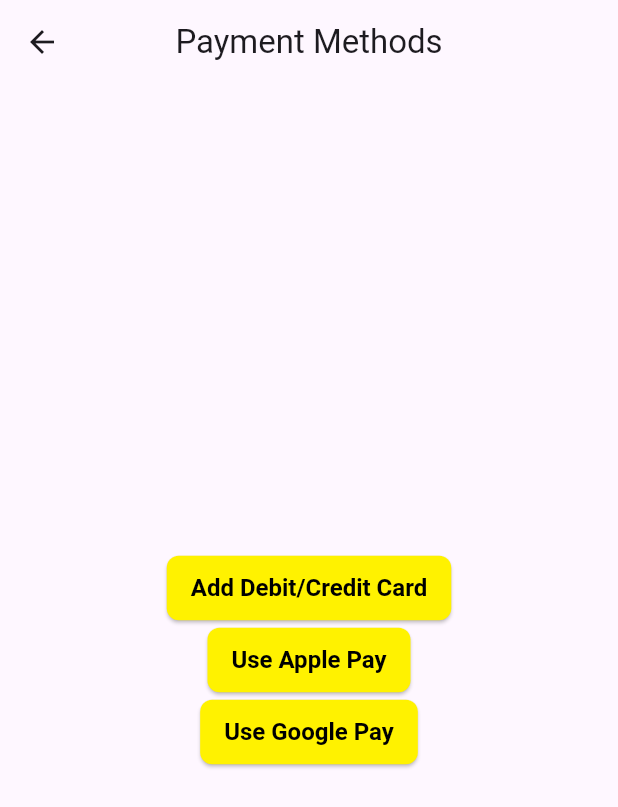
After one commit to russellanderson325/ZipAppMobile, a Flutter app: the PaymentMethodsPrompt screen opened directly, on a phone screen of 412 x 824 dp. The commit adds this screen. Shown: the top 807 px of the screen. Run offline on Flutter 3.47's test engine with Material 3 defaults, Android fonts, the phone set to English and light mode, and no system bars; our stand-ins replace cloud_firestore, cloud_functions, firebase_auth, firebase_core, firebase_messaging, firebase_storage and 10 more; missing offline and left inert: flutter_polyline_points, flutter_stripe, google_place_plus, location_permissions, mailto, strings; accounts and stored records are empty; Roboto replaces fonts that are missing (Lexend); statements that could not run were skipped.

Commit message:
Stripe card displaying

```diff
--- a/lib/constants/zip_design.dart
+++ b/lib/constants/zip_design.dart
@@ -1,5 +1,6 @@
 import 'package:flutter/material.dart';
 import 'package:zipapp/constants/tailwind_colors.dart';
+import 'package:zipapp/constants/zip_colors.dart';
 
 class ZipDesign {
   /// TextStyles
@@ -34,4 +35,14 @@
     fontWeight: FontWeight.w300,
     fontFamily: 'Lexend',
   );
+  // ButtonStyles
+  static final ButtonStyle yellowButtonStyle = ButtonStyle(
+    shape: MaterialStateProperty.all(
+      RoundedRectangleBorder(borderRadius: BorderRadius.circular(8)),
+    ),
+    padding: MaterialStateProperty.all(const EdgeInsets.symmetric(vertical: 12, horizontal: 16)),
+    foregroundColor: MaterialStateProperty.all(Colors.black),
+    backgroundColor: MaterialStateProperty.all(ZipColors.zipYellow),
+    textStyle: MaterialStateProperty.all(ZipDesign.labelText),
+  );
 }
--- /dev/null
+++ b/lib/ui/screens/payment/payment_methods_prompt_screen.dart
@@ -0,0 +1,62 @@
+import 'package:flutter/material.dart';
+import 'package:zipapp/constants/zip_design.dart';
+import 'package:flutter_stripe/flutter_stripe.dart';
+import 'package:zipapp/ui/screens/stripe_card_info_prompt_screen.dart';
+
+class PaymentMethodsPrompt extends StatelessWidget {
+  const PaymentMethodsPrompt({Key? key}) : super(key: key);
+
+  @override
+  Widget build(BuildContext context) {
+    return Scaffold(
+      appBar: AppBar(
+        // This will place the title in the app's top bar
+        title: const Text('Payment Methods'),
+        centerTitle: true, // Optionally center the title
+      ),
+      body: Center(
+        child: Column(
+          mainAxisAlignment: MainAxisAlignment.center,
+          children: <Widget>[
+            // Button for adding Debit/Credit Card
+            ElevatedButton(
+              onPressed: () {
+                Navigator.push(
+                  context,
+                  MaterialPageRoute(
+                    builder: (context) => const StripeCardInfoPromptScreen(),
+                  ),
+                );
+              },
+              style: ZipDesign.yellowButtonStyle,
+              child: const Text('Add Debit/Credit Card'),
+            ),
+            // Button for adding Apple Pay
+            ElevatedButton(
+              onPressed: () {
+                // Action for adding a different payment method
+              },
+              style: ZipDesign.yellowButtonStyle,
+              child: const Text('Use Apple Pay'),
+            ),
+            // Button for adding Google Pay
+            ElevatedButton(
+              onPressed: () {
+                // Action for adding a different payment method
+              },
+              style: ZipDesign.yellowButtonStyle,
+              child: const Text('Use Google Pay'),
+            ),
+            // The go back button remains here, allowing users to navigate back from this screen
+            // TextButton(
+            //   onPressed: () {
+            //     Navigator.pop(context);
+            //   },
+            //   child: const Text('Go Back'),
+            // ),
+          ],
+        ),
+      ),
+    );
+  }
+}
--- /dev/null
+++ b/lib/ui/screens/payment/stripe_card_info_prompt_screen.dart
@@ -0,0 +1,41 @@
+import 'package:flutter/material.dart';
+import 'package:flutter_stripe/flutter_stripe.dart';
+
+class StripeCardInfoPromptScreen extends StatelessWidget {
+  const StripeCardInfoPromptScreen({Key? key}) : super(key: key);
+
+  @override
+  Widget build(BuildContext context) {
+    return Scaffold(
+      appBar: AppBar(title: const Text("Add Card")),
+      body: Column(
+        children: [
+          CardField(
+            onCardChanged: (card) {
+              print(card);
+            },
+          ),
+          ElevatedButton(
+            child: const Text('Save Card'),
+            onPressed: () async {
+              // Attempt to create the payment method
+              try {
+                final paymentMethod = await Stripe.instance.createPaymentMethod(
+                  params: const PaymentMethodParams.card(
+                    paymentMethodData: PaymentMethodData(
+                      // Specify additional card data if needed
+                    ),
+                  ),
+                );
+                print("Payment Method created: ${paymentMethod.id}");
+                // Send paymentMethod.id to your server for further processing
+              } catch (e) {
+                print("Error creating payment method: $e");
+              }
+            },
+          ),
+        ],
+      ),
+    );
+  }
+}
--- a/lib/ui/screens/rider_main_screen.dart
+++ b/lib/ui/screens/rider_main_screen.dart
@@ -3,7 +3,7 @@
 import 'package:zipapp/constants/zip_colors.dart';
 import 'package:zipapp/ui/screens/account_screen.dart';
 import 'package:zipapp/ui/screens/home_screen.dart';
-import 'package:zipapp/ui/screens/payments_screen.dart';
+import 'package:zipapp/ui/screens/payment/payments_screen.dart';
 
 class RiderMainScreen extends StatefulWidget {
   const RiderMainScreen({super.key});
--- a/lib/ui/widgets/payment_list_item.dart
+++ b/lib/ui/widgets/payment_list_item.dart
@@ -2,7 +2,7 @@
 import 'package:lucide_icons/lucide_icons.dart';
 import 'package:zipapp/constants/tailwind_colors.dart';
 import 'package:zipapp/constants/zip_design.dart';
-import 'package:zipapp/ui/screens/payment_info_screen.dart';
+import 'package:zipapp/ui/screens/payment/payment_info_screen.dart';
 
 class PaymentListItem {
   static Widget build(
```
Also changed, not shown: lib/ui/screens/payment/payments_screen.dart (renamed from lib/ui/screens/payments_screen.dart, +13 -3 lines), lib/ui/screens/account/legal_info_screen.dart (renamed from lib/ui/screens/legal_info_screen.dart), lib/ui/screens/account/privacy_policy_screen.dart (renamed from lib/ui/screens/privacy_policy_screen.dart), lib/ui/screens/account/profile_screen.dart (renamed from lib/ui/screens/profile_screen.dart), lib/ui/screens/account/settings_screen.dart (renamed from lib/ui/screens/settings_screen.dart), lib/ui/screens/account/terms_screen.dart (renamed from lib/ui/screens/terms_screen.dart), lib/ui/screens/payment/default_tip_screen.dart (renamed from lib/ui/screens/default_tip_screen.dart), lib/ui/screens/payment/payment_history_screen.dart (renamed from lib/ui/screens/payment_history_screen.dart), lib/ui/screens/payment/payment_info_screen.dart (renamed from lib/ui/screens/payment_info_screen.dart), lib/ui/screens/payment/payment_screen.dart (renamed from lib/ui/screens/payment_screen.dart), lib/ui/screens/payment/stripe_connect_screen.dart (renamed from lib/ui/screens/stripe_connect_screen.dart), lib/ui/screens/payment_methods_prompt_screen.dart (deleted), lib/ui/screens/trips/previous_driver_trips.dart (renamed from lib/ui/screens/previous_driver_trips.dart), lib/ui/screens/trips/previous_trips_screen.dart (renamed from lib/ui/screens/previous_trips_screen.dart), 3 other files.
